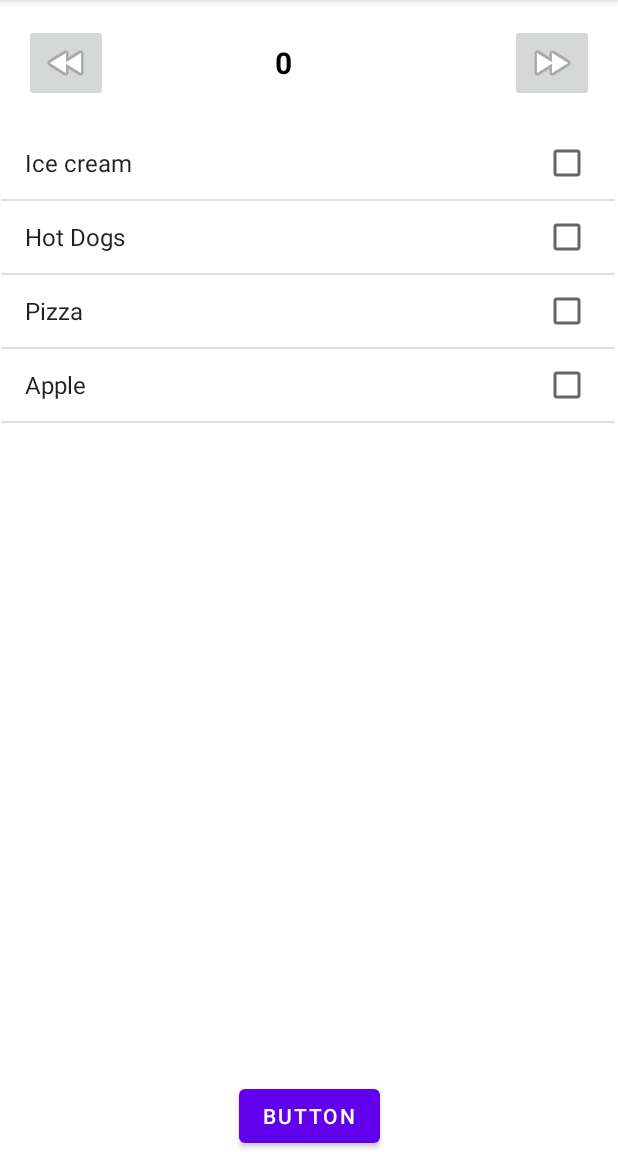
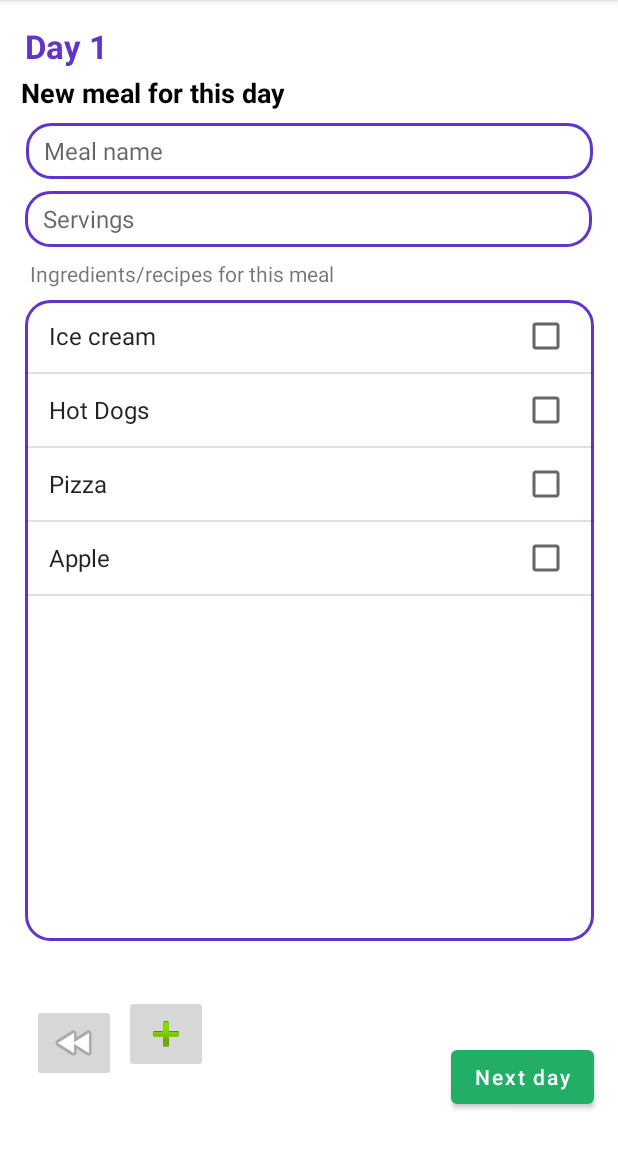
Before and after one commit to CMPUT301F22T04/nosh, an Android app: the NewMealPlanActivity screen opened directly, with no data from a screen before it, after a tap on "Create", on a phone screen of 412 x 824 dp, the part 84-1236 px from its top. Run offline under Robolectric (Android 15) with nearby library versions, the light colour scheme and no system bars.

Commit message:
More UI refinements

```diff
--- a/app/src/main/java/com/example/nosh/activities/AddMealsToDaysActivity.java
+++ b/app/src/main/java/com/example/nosh/activities/AddMealsToDaysActivity.java
@@ -9,24 +9,32 @@ import android.view.MenuItem;
 import android.view.View;
 import android.widget.ArrayAdapter;
 import android.widget.Button;
+import android.widget.EditText;
 import android.widget.ImageButton;
 import android.widget.ListView;
 import android.widget.TextView;
 
 import com.example.nosh.R;
+import com.example.nosh.entity.Meal;
 import com.example.nosh.entity.MealPlan;
 
+/**
+ * This activity allows the user to define a number of meals for each day of the meal plan,
+ * for every day the user can add as many meals as he wants. When done with a specific day, he can
+ * proceed to the next and repeat the process. Once the user as gone through all the days or cancels
+ * this activity will end.
+ */
 public class AddMealsToDaysActivity extends AppCompatActivity {
-    private MealPlan mealPlan;
+    private TextView currentDay;
+    private EditText mealName;
+    private EditText mealServings;
     private ListView foodStuff;
-    ArrayAdapter<String> adapter;
-    String[] stuff = {"Ice cream", "Hot Dogs", "Pizza", "Apple"};
+    private ArrayAdapter<String> adapter;
+    private ImageButton newMealButton;
+    private ImageButton previousMealButton;
+    private Button nextPlanDayButton;
 
-    private ImageButton nextDayButton;
-    private ImageButton previousDayButton;
-    private TextView currentDay;
-
-    private Integer day = 0;
+    private Integer dayCount = 1;
 
     @Override
     protected void onCreate(Bundle savedInstanceState) {
@@ -34,35 +42,63 @@ public class AddMealsToDaysActivity extends AppCompatActivity {
         setContentView(R.layout.activity_add_meals_to_days);
 
         Bundle extras = getIntent().getExtras();
-        if (extras != null) {
-            mealPlan = (MealPlan) extras.getSerializable("meal_plan");
-        }
+        MealPlan mealPlan = (MealPlan) extras.getSerializable("meal_plan");
 
-        nextDayButton = findViewById(R.id.next_day_button);
-        previousDayButton = findViewById(R.id.previous_day_button);
-        currentDay = findViewById(R.id.current_day);
+        currentDay = findViewById(R.id.current_plan_day);
+        mealName = findViewById(R.id.new_meal_name);
+        mealServings = findViewById(R.id.new_meal_servings);
+        newMealButton = findViewById(R.id.new_meal_button);
+        previousMealButton = findViewById(R.id.previous_meal_button);
+        nextPlanDayButton  =  findViewById(R.id.finish_adding_meals_button);
 
+        // TODO: this should be populated from the actual list of recipes and ingredients
+        String[] stuff = {"Ice cream", "Hot Dogs", "Pizza", "Apple"};
         foodStuff = findViewById(R.id.foodStuff_selection_view);
-        adapter = new ArrayAdapter<String>(this, android.R.layout.simple_list_item_multiple_choice, stuff);
+        adapter = new ArrayAdapter<>(this, android.R.layout.simple_list_item_multiple_choice, stuff);
         foodStuff.setAdapter(adapter);
 
         // the day displayed at the top
-        currentDay.setText(day.toString());
+        currentDay.setText("Day " + dayCount);
 
-        Button testButton =  findViewById(R.id.testing_selection_button);
-        testButton.setOnClickListener(view -> foodStuff.setAdapter(adapter));
+        // button listeners
 
-        previousDayButton.setOnClickListener(view -> {
-            day--;
-            currentDay.setText(day.toString());
-            foodStuff.setAdapter(adapter);
+        previousMealButton.setOnClickListener(view -> {
+            clearInput();
         });
 
-        nextDayButton.setOnClickListener(view -> {
-            day++;
-            currentDay.setText(day.toString());
-            foodStuff.setAdapter(adapter);
+        newMealButton.setOnClickListener(view -> {
+            createMeal();
+            clearInput();
         });
+
+        nextPlanDayButton.setOnClickListener(view -> {
+            dayCount++;
+            currentDay.setText("Day " + dayCount);
+
+            createMeal();
+            clearInput();
+        });
+    }
+
+    /**
+     * Creates a new meal with all the user input and adds it to its meal plan
+     */
+    void createMeal(){
+        //Meal newMeal = new Meal(mealName.getText().toString(), Integer.parseInt(mealServings.getText().toString()));
+        for (int i = 0; i < foodStuff.getCount(); i++){
+            if (foodStuff.isItemChecked(i)){
+                // TODO: the selected meal components should be added to the meal
+                //newMeal.addMealComponent(foodStuff.getItemAtPosition(0));
+            }
+        }
+
+        // TODO: call update on the meal in the database
+    }
+
+    void clearInput(){
+        mealName.setText(" ");
+        mealServings.setText(" ");
+        foodStuff.setAdapter(adapter);
     }
 
     @Override
@@ -76,6 +112,3 @@ public class AddMealsToDaysActivity extends AppCompatActivity {
         return super.onOptionsItemSelected(item);
     }
 }
-
-// iterate the whole list of foodStuff and set everything that is already in this meal to checked
-//foodStuff.setItemChecked(0, true);
--- a/app/src/main/java/com/example/nosh/activities/NewMealPlanActivity.java
+++ b/app/src/main/java/com/example/nosh/activities/NewMealPlanActivity.java
@@ -1,26 +1,26 @@
 package com.example.nosh.activities;
 
 import androidx.appcompat.app.AppCompatActivity;
-import androidx.fragment.app.FragmentManager;
 
-import android.app.ActionBar;
 import android.content.Intent;
 import android.os.Bundle;
-import android.view.View;
 import android.widget.Button;
 import android.widget.EditText;
 
 import com.example.nosh.MainActivity;
 import com.example.nosh.R;
 import com.example.nosh.entity.MealPlan;
+import com.example.nosh.utils.DateUtil;
 
-import java.util.Date;
 
+/**
+ * This activity handles the creation of a new meal plan, it will register the new meal plan in
+ * firebase and pass it to the next activity where meals will be defined
+ */
 public class NewMealPlanActivity extends AppCompatActivity {
     private EditText planName;
     private EditText planStart;
     private EditText planEnd;
-    private MealPlan newMealPlan;
 
     @Override
     protected void onCreate(Bundle savedInstanceState) {
@@ -35,9 +35,7 @@ public class NewMealPlanActivity extends AppCompatActivity {
          Button cancelButton = findViewById(R.id.cancel_new_meal_plan_button);
 
          nextStepButton.setOnClickListener(view -> {
-             // TODO: Fix the dates to actually be dates
-             newMealPlan = new MealPlan(planName.getText().toString(), new Date(), new Date());
-             launchAddMealsToDaysActivity(newMealPlan);
+             launchAddMealsToDaysActivity(createNewMealPlan());
          });
 
          cancelButton.setOnClickListener(view -> {
@@ -46,6 +44,12 @@ public class NewMealPlanActivity extends AppCompatActivity {
          });
     }
 
+    MealPlan createNewMealPlan(){
+        return new MealPlan(planName.getText().toString(),
+                DateUtil.getCalendar(planStart.getText().toString()).getTime(),
+                DateUtil.getCalendar(planEnd.getText().toString()).getTime());
+    }
+
     private void launchAddMealsToDaysActivity(MealPlan mealPlan){
         Intent intent = new Intent(this, AddMealsToDaysActivity.class);
         intent.putExtra("meal_plan", mealPlan);
--- a/app/src/main/java/com/example/nosh/entity/Meal.java
+++ b/app/src/main/java/com/example/nosh/entity/Meal.java
@@ -12,18 +12,17 @@ import java.util.Date;
  * Each Meal will have a name and a list of recipes and ingredients that make up that meal
  */
 public class Meal {
+    private final String hashcode; // id
 
     private Boolean isExpanded;
     private String name;
+    private Integer servings;
     private final ArrayList<MealComponent> mealComponents; // list of ingredients and recipes
 
-    private final String hashcode; // id
-
-    public Meal(String name){
+    public Meal(String name, Integer servings){
         this.name = name;
-
+        this.servings = servings;
         this.mealComponents = new ArrayList<>();
-
         isExpanded = false;
 
         this.hashcode = Hashing.sha256().hashInt(new Timestamp(new Date()).getNanoseconds())
@@ -32,6 +31,7 @@ public class Meal {
 
     public Meal(Meal meal) throws CloneNotSupportedException {
         name = meal.getName();
+        servings = meal.getServings();
         mealComponents = meal.getMealComponents();
         isExpanded =  meal.getExpanded();
         hashcode = meal.getHashcode();
@@ -69,6 +69,14 @@ public class Meal {
         this.name = name;
     }
 
+    public Integer getServings() {
+        return servings;
+    }
+
+    public void setServings(Integer servings) {
+        this.servings = servings;
+    }
+
     public String getHashcode() {
         return hashcode;
     }
--- a/app/src/main/java/com/example/nosh/fragments/plan/MealsOfDayDialog.java
+++ b/app/src/main/java/com/example/nosh/fragments/plan/MealsOfDayDialog.java
@@ -36,12 +36,6 @@ public class MealsOfDayDialog extends DialogFragment {
 
         ArrayList<Meal> mealDays = new ArrayList<>();
 
-        String[] meals = {"Dec 10 2022", "Dec 15 2022", "Jan 1 2022"};
-        for (int i = 0; i < meals.length; i++){
-            Meal meal = new Meal(Integer.toString(i));
-            mealDays.add(meal);
-        }
-
         PlanDayRecyclerViewAdapter adapter = new PlanDayRecyclerViewAdapter(mealDays);
         recyclerView.setAdapter(adapter);
         recyclerView.setLayoutManager(new LinearLayoutManager(getContext()));
--- a/app/src/main/java/com/example/nosh/fragments/plan/RecyclerViews/PlanDayRecyclerViewAdapter.java
+++ b/app/src/main/java/com/example/nosh/fragments/plan/RecyclerViews/PlanDayRecyclerViewAdapter.java
@@ -54,7 +54,11 @@ public class PlanDayRecyclerViewAdapter extends RecyclerView.Adapter<PlanDayRecy
         holder.nestedRecyclerView.setAdapter(adapter);
         holder.linearLayout.setOnClickListener(v -> {
             model.setExpanded(!model.getExpanded());
-            list = model.getMealComponents();
+            try {
+                list = model.getMealComponents();
+            } catch (CloneNotSupportedException e) {
+                e.printStackTrace();
+            }
             notifyItemChanged(holder.getAdapterPosition());
         });
     }
--- a/app/src/main/res/layout/activity_add_meals_to_days.xml
+++ b/app/src/main/res/layout/activity_add_meals_to_days.xml
@@ -7,58 +7,128 @@
     tools:context=".activities.AddMealsToDaysActivity">
 
     <ImageButton
-        android:id="@+id/next_day_button"
+        android:id="@+id/new_meal_button"
+        android:layout_width="wrap_content"
+        android:layout_height="wrap_content"
+        android:layout_marginTop="36dp"
+        android:layout_marginEnd="268dp"
+        app:layout_constraintBottom_toBottomOf="parent"
+        app:layout_constraintEnd_toEndOf="parent"
+        app:layout_constraintHorizontal_bias="0.5"
+        app:layout_constraintStart_toEndOf="@+id/previous_meal_button"
+        app:layout_constraintTop_toBottomOf="@+id/foodStuff_selection_view"
+        app:layout_constraintVertical_bias="0.0"
+        app:srcCompat="@android:drawable/ic_input_add" />
+
+    <ImageButton
+        android:id="@+id/previous_meal_button"
+        android:layout_width="wrap_content"
+        android:layout_height="wrap_content"
+        android:layout_marginStart="16dp"
+        android:layout_marginTop="36dp"
+        app:layout_constraintBottom_toBottomOf="parent"
+        app:layout_constraintEnd_toStartOf="@+id/new_meal_button"
+        app:layout_constraintHorizontal_bias="0.5"
+        app:layout_constraintStart_toStartOf="parent"
+        app:layout_constraintTop_toBottomOf="@+id/foodStuff_selection_view"
+        app:layout_constraintVertical_bias="0.111"
+        app:srcCompat="@android:drawable/ic_media_rew" />
+
+    <TextView
+        android:id="@+id/current_plan_day"
         android:layout_width="wrap_content"
         android:layout_height="wrap_content"
         android:layout_marginTop="16dp"
-        android:layout_marginEnd="16dp"
+        android:text="Day 1"
+        android:textColor="@color/nosh"
+        android:textSize="22sp"
+        android:textStyle="bold"
         app:layout_constraintEnd_toEndOf="parent"
-        app:layout_constraintTop_toTopOf="parent"
-        app:srcCompat="@android:drawable/ic_media_ff" />
-
-    <ImageButton
-        android:id="@+id/previous_day_button"
-        android:layout_width="wrap_content"
-        android:layout_height="wrap_content"
-        android:layout_marginStart="16dp"
-        android:layout_marginTop="16dp"
+        app:layout_constraintHorizontal_bias="0.047"
         app:layout_constraintStart_toStartOf="parent"
-        app:layout_constraintTop_toTopOf="parent"
-        app:srcCompat="@android:drawable/ic_media_rew" />
-
-    <TextView
-        android:id="@+id/current_day"
-        android:layout_width="wrap_content"
-        android:layout_height="wrap_content"
-        android:layout_marginStart="16dp"
-        android:layout_marginTop="28dp"
-        android:text="November 21 2022"
-        android:textColor="#000000"
-        android:textSize="20sp"
-        android:textStyle="bold"
-        app:layout_constraintEnd_toStartOf="@+id/next_day_button"
-        app:layout_constraintHorizontal_bias="0.395"
-        app:layout_constraintStart_toEndOf="@+id/previous_day_button"
         app:layout_constraintTop_toTopOf="parent" />
 
     <ListView
         android:id="@+id/foodStuff_selection_view"
-        android:layout_width="409dp"
-        android:layout_height="618dp"
-        android:layout_marginTop="12dp"
+        android:layout_width="379dp"
+        android:layout_height="427dp"
+        android:layout_marginTop="8dp"
+        android:background="@drawable/description_border"
         android:choiceMode="multipleChoice"
-        app:layout_constraintBottom_toTopOf="@+id/testing_selection_button"
         app:layout_constraintEnd_toEndOf="parent"
-        app:layout_constraintHorizontal_bias="0.333"
         app:layout_constraintStart_toStartOf="parent"
-        app:layout_constraintTop_toBottomOf="@+id/current_day" />
+        app:layout_constraintTop_toBottomOf="@+id/textView12" />
 
     <Button
-        android:id="@+id/testing_selection_button"
+        android:id="@+id/finish_adding_meals_button"
         android:layout_width="wrap_content"
         android:layout_height="wrap_content"
-        android:text="Button"
+        android:layout_marginEnd="16dp"
+        android:text="Next day"
+        android:textAllCaps="false"
+        app:backgroundTint="#22AE66"
         app:layout_constraintBottom_toBottomOf="parent"
         app:layout_constraintEnd_toEndOf="parent"
-        app:layout_constraintStart_toStartOf="parent" />
+        app:layout_constraintHorizontal_bias="1.0"
+        app:layout_constraintStart_toEndOf="@+id/new_meal_button"
+        app:layout_constraintTop_toBottomOf="@+id/foodStuff_selection_view"
+        app:layout_constraintVertical_bias="0.719" />
+
+    <TextView
+        android:id="@+id/textView99"
+        android:layout_width="wrap_content"
+        android:layout_height="wrap_content"
+        android:layout_marginTop="4dp"
+        android:text="New meal for this day"
+        android:textColor="#000000"
+        android:textSize="18sp"
+        android:textStyle="bold"
+        app:layout_constraintEnd_toEndOf="parent"
+        app:layout_constraintHorizontal_bias="0.058"
+        app:layout_constraintStart_toStartOf="parent"
+        app:layout_constraintTop_toBottomOf="@+id/current_plan_day" />
+
+    <EditText
+        android:id="@+id/new_meal_name"
+        android:layout_width="378dp"
+        android:layout_height="37dp"
+        android:layout_alignParentStart="true"
+        android:layout_marginTop="8dp"
+        android:background="@drawable/description_border"
+        android:hint="Meal name"
+        android:inputType="text"
+        android:paddingLeft="12dp"
+        android:textSize="16sp"
+        app:layout_constraintEnd_toEndOf="parent"
+        app:layout_constraintHorizontal_bias="0.515"
+        app:layout_constraintStart_toStartOf="parent"
+        app:layout_constraintTop_toBottomOf="@+id/textView99" />
+
+    <TextView
+        android:id="@+id/textView12"
+        android:layout_width="wrap_content"
+        android:layout_height="wrap_content"
+        android:layout_marginTop="8dp"
+        android:text="Ingredients/recipes for this meal"
+        app:layout_constraintEnd_toEndOf="parent"
+        app:layout_constraintHorizontal_bias="0.097"
+        app:layout_constraintStart_toStartOf="parent"
+        app:layout_constraintTop_toBottomOf="@+id/new_meal_servings" />
+
+    <EditText
+        android:id="@+id/new_meal_servings"
+        android:layout_width="378dp"
+        android:layout_height="37dp"
+        android:layout_alignParentStart="true"
+        android:layout_marginTop="8dp"
+        android:background="@drawable/description_border"
+        android:hint="Servings"
+        android:inputType="text"
+        android:paddingLeft="12dp"
+        android:textSize="16sp"
+        app:layout_constraintEnd_toEndOf="parent"
+        app:layout_constraintHorizontal_bias="0.484"
+        app:layout_constraintStart_toStartOf="parent"
+        app:layout_constraintTop_toBottomOf="@+id/new_meal_name" />
+
 </androidx.constraintlayout.widget.ConstraintLayout>
```
